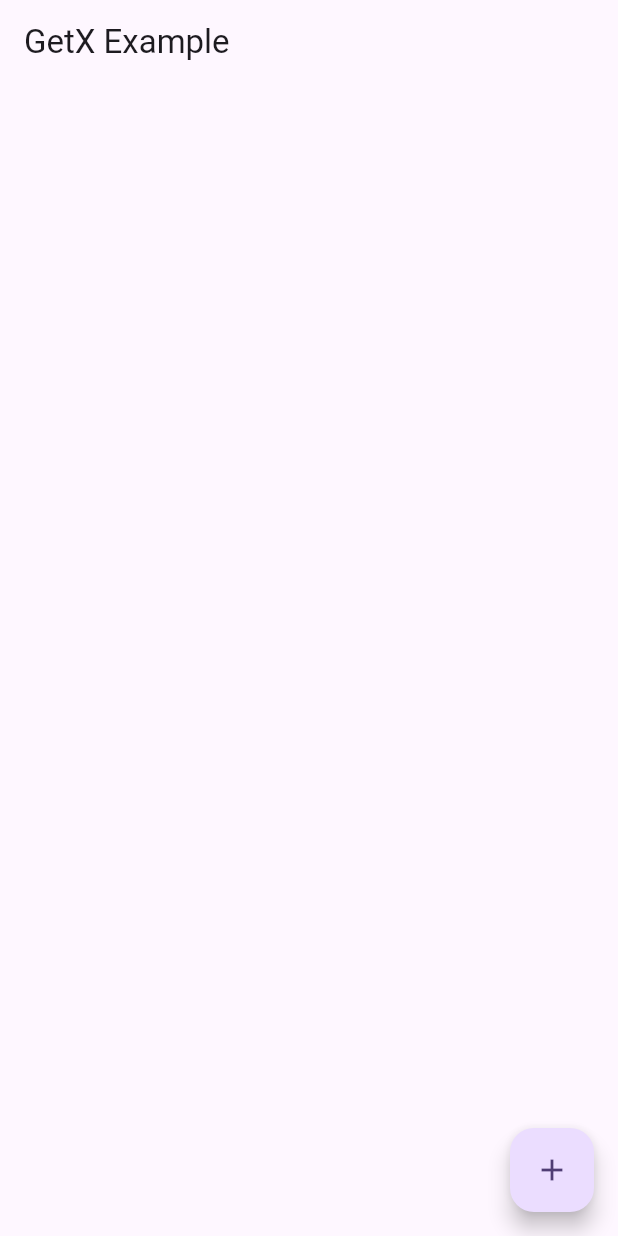
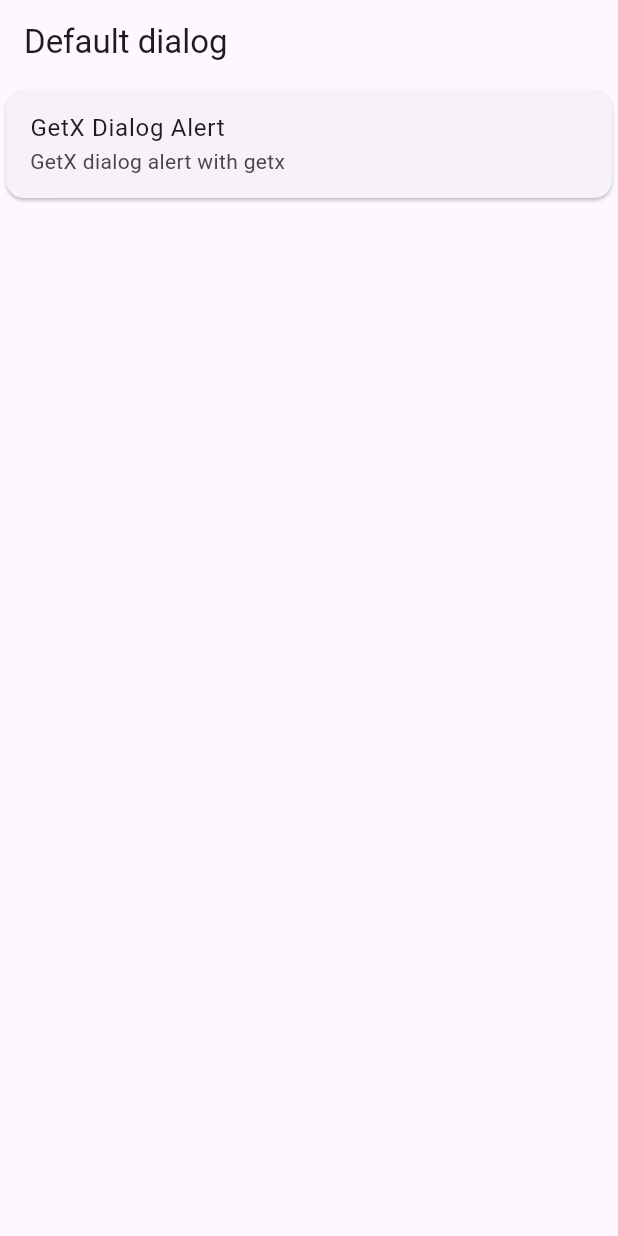
Before and after one commit to busrakk/app-with-getx, a Flutter app: the screen it shows after launch, on a phone screen of 412 x 824 dp. Run offline on Flutter 3.47's test engine with Material 2 defaults, Android fonts, the phone set to English and light mode, and no system bars; our stand-ins replace get.

Commit message:
add default dialog

```diff
--- /dev/null
+++ b/lib/default_dialog.dart
@@ -0,0 +1,52 @@
+import 'package:flutter/material.dart';
+import 'package:get/get.dart';
+
+class DefaultDialog extends StatefulWidget {
+  const DefaultDialog({super.key});
+
+  @override
+  State<DefaultDialog> createState() => _DefaultDialogState();
+}
+
+class _DefaultDialogState extends State<DefaultDialog> {
+  @override
+  Widget build(BuildContext context) {
+    return Scaffold(
+        appBar: AppBar(
+          title: const Text("Default dialog"),
+        ),
+        body: Column(
+          children: [
+            Card(
+              child: ListTile(
+                title: const Text("GetX Dialog Alert"),
+                subtitle: const Text("GetX dialog alert with getx"),
+                onTap: () {
+                  Get.defaultDialog(
+                      // basıldığında açılan alert
+                      title: 'delete chat',
+                      titlePadding: const EdgeInsets.only(top: 20),
+                      contentPadding: const EdgeInsets.all(20),
+                      content: const Column(
+                        children: [
+                          Text("File-1"),
+                          Text("File-1"),
+                          Text("File-1"),
+                          TextField(),
+                        ],
+                      ),
+                      confirm: TextButton(
+                          onPressed: () {
+                            Get.back(); // son açılan pencereyi kapat
+                          },
+                          child: const Text('Confirm')),
+                      cancel: TextButton(
+                          onPressed: () {}, child: const Text('Cancel')),
+                      middleText: 'are you sure?');
+                },
+              ),
+            )
+          ],
+        ));
+  }
+}
--- a/lib/main.dart
+++ b/lib/main.dart
@@ -1,6 +1,6 @@
 import 'package:flutter/material.dart';
 import 'package:get/get.dart';
-import 'package:getx/snack_bar.dart';
+import 'package:getx/default_dialog.dart';
 
 void main() {
   runApp(const MyApp());
@@ -19,7 +19,7 @@ class MyApp extends StatelessWidget {
         colorScheme: ColorScheme.fromSeed(seedColor: Colors.deepPurple),
         useMaterial3: true,
       ),
-      home: const SnackBarScreen(),
+      home: const DefaultDialog(),
     );
   }
 }
```
